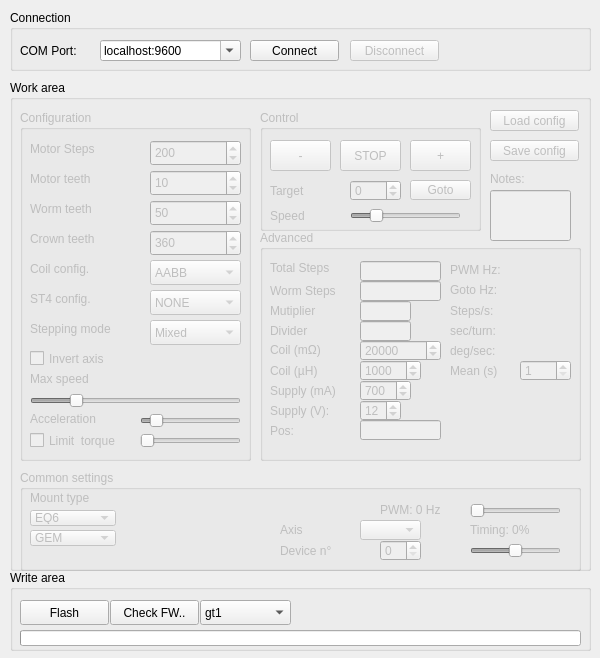
First picture: the form in mainwindow.ui, repository ahp-electronics/gt-configurator, before the edit.
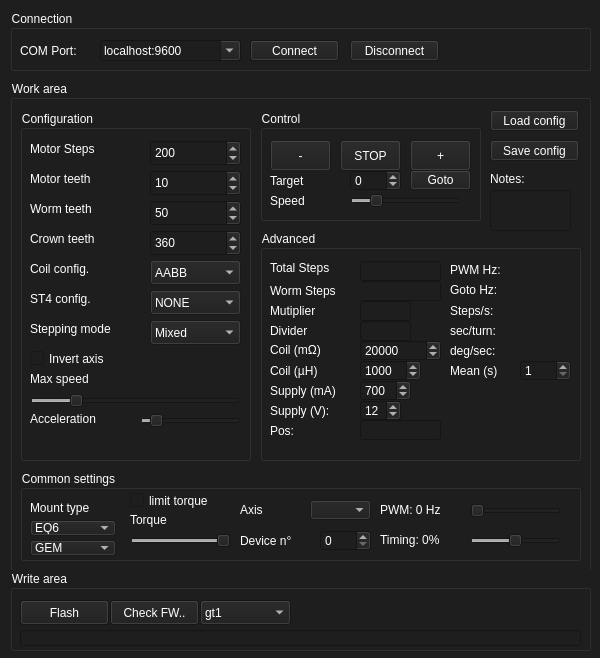
Second picture: the form after the edit.

Commit message: Dark background

Diff of the .ui file:
```diff
--- a/mainwindow.ui
+++ b/mainwindow.ui
@@ -10,6 +10,11 @@
     <height>658</height>
    </rect>
   </property>
+  <property name="styleSheet">
+   <string notr="true">background-color: rgb(30, 30, 30);
+font: 10pt &quot;FreeSans&quot;;
+color: rgb(255, 255, 255);</string>
+  </property>
   <widget class="QWidget" name="centralwidget">
    <widget class="QGroupBox" name="WorkArea">
     <property name="enabled">
@@ -41,7 +46,7 @@
        <x>250</x>
        <y>30</y>
        <width>221</width>
-       <height>121</height>
+       <height>111</height>
       </rect>
      </property>
      <property name="title">
@@ -90,7 +95,7 @@
       <property name="geometry">
        <rect>
         <x>90</x>
-        <y>95</y>
+        <y>80</y>
         <width>111</width>
         <height>21</height>
        </rect>
@@ -118,7 +123,7 @@
       <property name="geometry">
        <rect>
         <x>10</x>
-        <y>95</y>
+        <y>80</y>
         <width>81</width>
         <height>21</height>
        </rect>
@@ -131,7 +136,7 @@
       <property name="geometry">
        <rect>
         <x>150</x>
-        <y>70</y>
+        <y>60</y>
         <width>61</width>
         <height>20</height>
        </rect>
@@ -144,7 +149,7 @@
       <property name="geometry">
        <rect>
         <x>90</x>
-        <y>70</y>
+        <y>60</y>
         <width>51</width>
         <height>21</height>
        </rect>
@@ -163,7 +168,7 @@
       <property name="geometry">
        <rect>
         <x>10</x>
-        <y>70</y>
+        <y>60</y>
         <width>71</width>
         <height>21</height>
        </rect>
@@ -182,7 +187,7 @@
        <x>10</x>
        <y>390</y>
        <width>561</width>
-       <height>101</height>
+       <height>91</height>
       </rect>
      </property>
      <property name="title">
@@ -192,7 +197,7 @@
       <property name="geometry">
        <rect>
         <x>10</x>
-        <y>20</y>
+        <y>30</y>
         <width>81</width>
         <height>16</height>
        </rect>
@@ -205,7 +210,7 @@
       <property name="geometry">
        <rect>
         <x>10</x>
-        <y>40</y>
+        <y>50</y>
         <width>86</width>
         <height>16</height>
        </rect>
@@ -313,7 +318,7 @@
       <property name="geometry">
        <rect>
         <x>10</x>
-        <y>60</y>
+        <y>70</y>
         <width>86</width>
         <height>16</height>
        </rect>
@@ -337,9 +342,9 @@
      <widget class="QSpinBox" name="Device">
       <property name="geometry">
        <rect>
-        <x>360</x>
-        <y>70</y>
-        <width>41</width>
+        <x>300</x>
+        <y>60</y>
+        <width>51</width>
         <height>21</height>
        </rect>
       </property>
@@ -356,9 +361,9 @@
      <widget class="QLabel" name="label_12">
       <property name="geometry">
        <rect>
-        <x>260</x>
-        <y>70</y>
-        <width>91</width>
+        <x>220</x>
+        <y>60</y>
+        <width>71</width>
         <height>21</height>
        </rect>
       </property>
@@ -369,9 +374,9 @@
      <widget class="QLabel" name="label_13">
       <property name="geometry">
        <rect>
-        <x>260</x>
-        <y>50</y>
-        <width>71</width>
+        <x>220</x>
+        <y>30</y>
+        <width>61</width>
         <height>20</height>
        </rect>
       </property>
@@ -382,8 +387,8 @@
      <widget class="QComboBox" name="Axis">
       <property name="geometry">
        <rect>
-        <x>340</x>
-        <y>50</y>
+        <x>290</x>
+        <y>30</y>
         <width>61</width>
         <height>20</height>
        </rect>
@@ -393,7 +398,7 @@
       <property name="geometry">
        <rect>
         <x>450</x>
-        <y>70</y>
+        <y>60</y>
         <width>91</width>
         <height>21</height>
        </rect>
@@ -426,8 +431,8 @@
      <widget class="QLabel" name="Timing_label">
       <property name="geometry">
        <rect>
-        <x>450</x>
-        <y>50</y>
+        <x>360</x>
+        <y>60</y>
         <width>81</width>
         <height>20</height>
        </rect>
@@ -436,6 +441,60 @@
        <string>Timing: 0%</string>
       </property>
      </widget>
+     <widget class="QSlider" name="Torque">
+      <property name="geometry">
+       <rect>
+        <x>110</x>
+        <y>60</y>
+        <width>101</width>
+        <height>21</height>
+       </rect>
+      </property>
+      <property name="minimum">
+       <number>0</number>
+      </property>
+      <property name="maximum">
+       <number>1023</number>
+      </property>
+      <property name="singleStep">
+       <number>1</number>
+      </property>
+      <property name="value">
+       <number>1023</number>
+      </property>
+      <property name="orientation">
+       <enum>Qt::Horizontal</enum>
+      </property>
+      <property name="tickPosition">
+       <enum>QSlider::NoTicks</enum>
+      </property>
+     </widget>
+     <widget class="QLabel" name="Torque_label">
+      <property name="geometry">
+       <rect>
+        <x>110</x>
+        <y>40</y>
+        <width>81</width>
+        <height>20</height>
+       </rect>
+      </property>
+      <property name="text">
+       <string>Torque</string>
+      </property>
+     </widget>
+     <widget class="QCheckBox" name="LimitTorque">
+      <property name="geometry">
+       <rect>
+        <x>110</x>
+        <y>20</y>
+        <width>101</width>
+        <height>21</height>
+       </rect>
+      </property>
+      <property name="text">
+       <string>limit torque</string>
+      </property>
+     </widget>
     </widget>
     <widget class="QGroupBox" name="Advanced">
      <property name="enabled">
@@ -1160,47 +1219,6 @@
        <string>Stepping mode</string>
       </property>
      </widget>
-     <widget class="QSlider" name="Intensity">
-      <property name="geometry">
-       <rect>
-        <x>120</x>
-        <y>320</y>
-        <width>101</width>
-        <height>21</height>
-       </rect>
-      </property>
-      <property name="maximum">
-       <number>1023</number>
-      </property>
-      <property name="singleStep">
-       <number>1</number>
-      </property>
-      <property name="value">
-       <number>0</number>
-      </property>
-      <property name="orientation">
-       <enum>Qt::Horizontal</enum>
-      </property>
-      <property name="tickPosition">
-       <enum>QSlider::NoTicks</enum>
-      </property>
-      <property name="tickInterval">
-       <number>8</number>
-      </property>
-     </widget>
-     <widget class="QCheckBox" name="LimitIntensity">
-      <property name="geometry">
-       <rect>
-        <x>10</x>
-        <y>320</y>
-        <width>111</width>
-        <height>21</height>
-       </rect>
-      </property>
-      <property name="text">
-       <string>Limit  torque</string>
-      </property>
-     </widget>
     </widget>
     <widget class="QPushButton" name="loadConfig">
      <property name="enabled">
@@ -1243,7 +1261,7 @@
        <x>480</x>
        <y>110</y>
        <width>81</width>
-       <height>51</height>
+       <height>41</height>
       </rect>
      </property>
     </widget>
```
Left out of the diff: 6 changed lines with no effect on the pictures. The commit also changes 1 other file.
